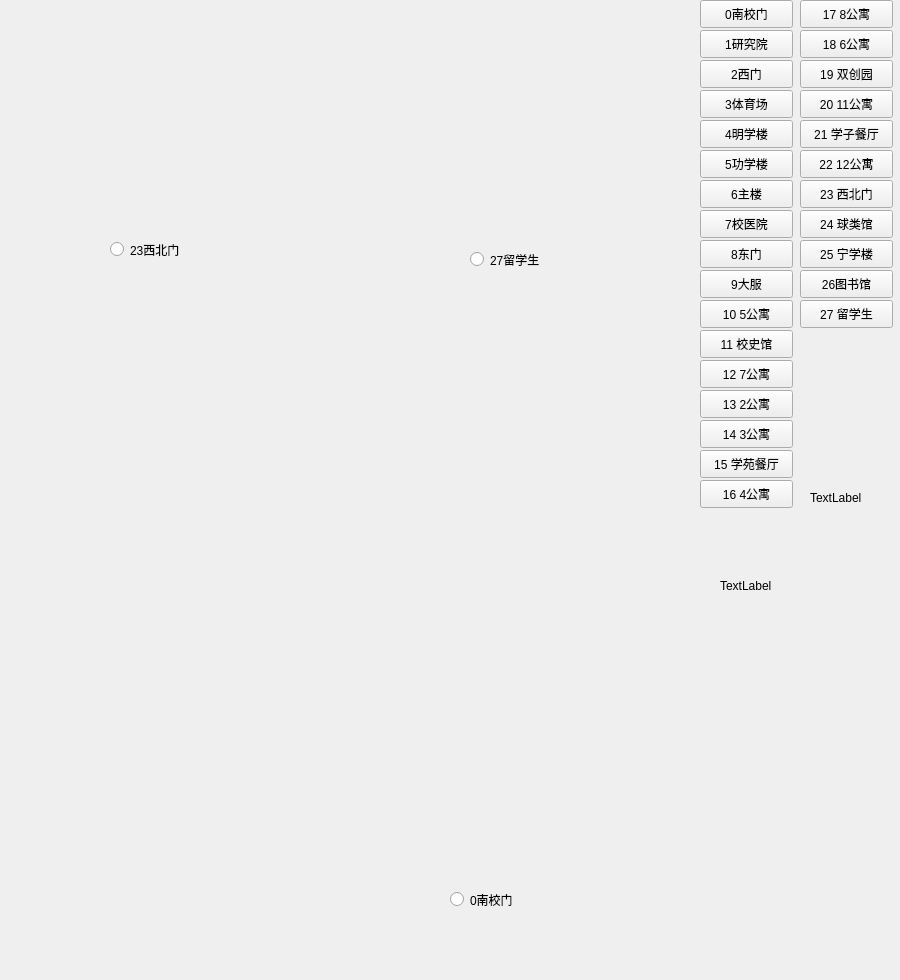
Above: mapnotes.ui from Chasecheese/HitWH_Map before the change. Below: the same form after it.
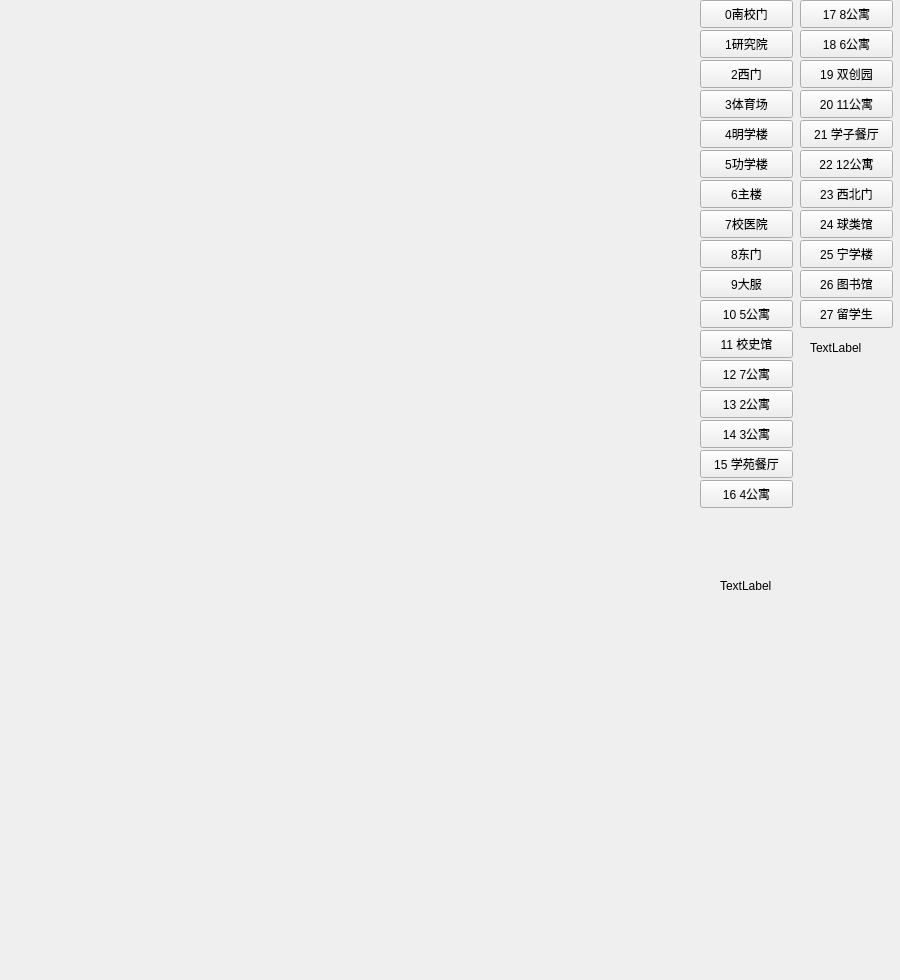
That is the form after the change.

Diff of the .ui file:
```diff
--- a/mapnotes.ui
+++ b/mapnotes.ui
@@ -56,7 +56,7 @@
    <property name="geometry">
     <rect>
      <x>810</x>
-     <y>490</y>
+     <y>340</y>
      <width>72</width>
      <height>15</height>
     </rect>
@@ -390,45 +390,6 @@
     <string>24 球类馆</string>
    </property>
   </widget>
-  <widget class="QRadioButton" name="radioButton0">
-   <property name="geometry">
-    <rect>
-     <x>450</x>
-     <y>890</y>
-     <width>115</width>
-     <height>19</height>
-    </rect>
-   </property>
-   <property name="text">
-    <string>0南校门</string>
-   </property>
-  </widget>
-  <widget class="QRadioButton" name="radioButton27">
-   <property name="geometry">
-    <rect>
-     <x>470</x>
-     <y>250</y>
-     <width>115</width>
-     <height>19</height>
-    </rect>
-   </property>
-   <property name="text">
-    <string>27留学生</string>
-   </property>
-  </widget>
-  <widget class="QRadioButton" name="radioButton">
-   <property name="geometry">
-    <rect>
-     <x>110</x>
-     <y>240</y>
-     <width>115</width>
-     <height>19</height>
-    </rect>
-   </property>
-   <property name="text">
-    <string>23西北门</string>
-   </property>
-  </widget>
   <widget class="QPushButton" name="Build26">
    <property name="geometry">
     <rect>
@@ -439,7 +400,7 @@
     </rect>
    </property>
    <property name="text">
-    <string>26图书馆</string>
+    <string>26 图书馆</string>
    </property>
   </widget>
  </widget>
```
